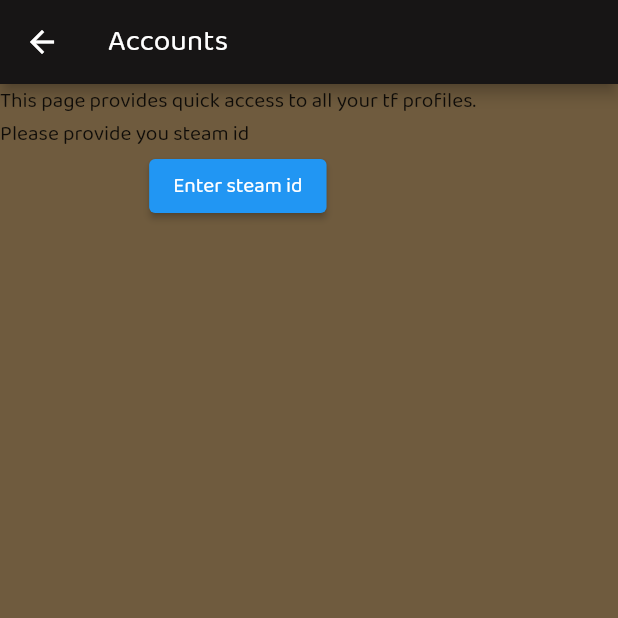
After one commit to ksyko/sandvich, a Flutter app: the screen it shows after launch, after a tap on "Accounts", on a phone screen of 412 x 824 dp, the top half of it. The commit adds this screen. Run offline on Flutter 3.47's test engine with Material 2 defaults, Android fonts, the phone set to English and light mode, and no system bars; our stand-ins replace cached_network_image, flutter_widget_from_html_core, hive, share, toast; missing offline and left inert: time_formatter; accounts and stored records are empty; network calls fail.

Commit message:
change theme

```diff
--- a/lib/main.dart
+++ b/lib/main.dart
@@ -1,14 +1,21 @@
 import 'package:flutter/material.dart';
+import 'package:hive/hive.dart';
+import 'package:path_provider/path_provider.dart' as path_provider;
 import 'package:sandvich/page/artwork_page.dart';
 import 'package:sandvich/page/home_page.dart';
 import 'package:sandvich/page/news_page.dart';
+import 'package:sandvich/page/stats_page.dart';
+import 'package:sandvich/page/steam_id_page.dart';
+import 'package:sandvich/page/user_page.dart';
 import 'package:sandvich/page/video_page.dart';
 
-void main() {
+void main() async {
+  WidgetsFlutterBinding.ensureInitialized();
+  final appDocumentDir = await path_provider.getApplicationDocumentsDirectory();
+  Hive.init(appDocumentDir.path);
   runApp(SandvichApp());
 }
 
-//https://coolors.co/644536-b2675e-c4a381-bbd686-eef1bd
 class SandvichApp extends StatelessWidget {
   // This widget is the root of your application.
   @override
@@ -16,9 +23,9 @@ class SandvichApp extends StatelessWidget {
     return new MaterialApp(
       title: 'Sandvich',
       theme: ThemeData(
-          primaryColor: Color(0xFF6A8D73),
-          scaffoldBackgroundColor: Color(0xFFE4FFE1),
-          cardColor: Color(0xFFF4FDD9),
+          primaryColor: Color(0xFF171515),
+          scaffoldBackgroundColor: Color(0xFF6f5b3e),
+          cardColor: Color(0xFFc4ae78),
           fontFamily: 'Baloo2'),
       initialRoute: '/',
       routes: {
@@ -26,6 +33,9 @@ class SandvichApp extends StatelessWidget {
         ArtworkApp.route: (context) => ArtworkApp(),
         NewsApp.route: (context) => NewsApp(),
         VideoApp.route: (context) => VideoApp(),
+        StatsApp.route: (context) => StatsApp(),
+        UserApp.route: (context) => UserApp(),
+        SteamIdApp.route: (context) => SteamIdApp(),
       },
     );
   }
--- /dev/null
+++ b/lib/model/backpack.dart
@@ -0,0 +1,31 @@
+class Backpack {
+  final double backpackValue;
+  final double marketPrice;
+  final String keyCount;
+  final double metalCount;
+  final String usedSlots;
+  final String totalSlots;
+  final double backpackValueUsd;
+
+  Backpack({
+    this.backpackValue,
+    this.marketPrice,
+    this.keyCount,
+    this.metalCount,
+    this.usedSlots,
+    this.totalSlots,
+    this.backpackValueUsd,
+  });
+
+  factory Backpack.fromJson(Map<String, dynamic> json) {
+    return Backpack(
+      backpackValue: json['backpack_value'],
+      marketPrice: json['marketPrice'],
+      keyCount: json['key_count'],
+      metalCount: json['metal_count'],
+      usedSlots: json['used_slots'],
+      totalSlots: json['total_slots'],
+      backpackValueUsd: json['backpack_value_usd'],
+    );
+  }
+}
--- /dev/null
+++ b/lib/model/stats.dart
@@ -0,0 +1,31 @@
+class Stats {
+  final String tfChartsUpdateTimestamp;
+  final String tfPlayers;
+  final String gcStatus;
+  final String mptfKeyPrice;
+  final String scmKeyPrice;
+  final String bptfKeyPrice;
+  final String tfLastUpdate;
+
+  Stats({
+    this.tfChartsUpdateTimestamp,
+    this.tfPlayers,
+    this.gcStatus,
+    this.mptfKeyPrice,
+    this.scmKeyPrice,
+    this.bptfKeyPrice,
+    this.tfLastUpdate,
+  });
+
+  factory Stats.fromJson(Map<String, dynamic> json) {
+    return Stats(
+      tfChartsUpdateTimestamp: json['charts_update_time'].toString(),
+      tfPlayers: json['charts_players'].toString(),
+      gcStatus: json['gc_status'],
+      mptfKeyPrice: json['mptf_key_price'],
+      scmKeyPrice: json['scm_key_price'],
+      bptfKeyPrice: json['bptf_key_price'],
+      tfLastUpdate: json['tf_last_update'].toString(),
+    );
+  }
+}
--- a/lib/page/artwork_page.dart
+++ b/lib/page/artwork_page.dart
@@ -49,8 +49,9 @@ class _ArtworkState extends State<ArtworkApp> {
           builder: (context, snapshot) {
             if (snapshot.hasData)
               return listView(snapshot.data);
-            else if (snapshot.hasError) return ConnectionLost();
-            return CircularProgressIndicator();
+            else if (snapshot.hasError)
+              return StatusIndicator(Status.ConnectionLost);
+            return StatusIndicator(Status.Loading);
           },
         ),
       ),
--- a/lib/page/home_page.dart
+++ b/lib/page/home_page.dart
@@ -1,6 +1,8 @@
 import 'package:flutter/material.dart';
 import 'package:sandvich/page/artwork_page.dart';
 import 'package:sandvich/page/news_page.dart';
+import 'package:sandvich/page/stats_page.dart';
+import 'package:sandvich/page/user_page.dart';
 import 'package:sandvich/page/video_page.dart';
 
 class HomePage extends StatefulWidget {
@@ -18,7 +20,9 @@ class _HomePageState extends State<HomePage>
       ),
       body: GridView.count(
           crossAxisCount: 2,
-          padding: const EdgeInsets.all(16.0),
+          padding: const EdgeInsets.all(8.0),
+          shrinkWrap: true,
+          childAspectRatio: 2,
           children: [
             contentTile(context, ArtworkApp.route, ArtworkApp.title,
                 Icons.brush_rounded),
@@ -26,29 +30,36 @@ class _HomePageState extends State<HomePage>
                 Icons.video_collection_rounded),
             contentTile(context, NewsApp.route, NewsApp.title,
                 Icons.library_books_rounded),
+            contentTile(context, StatsApp.route, StatsApp.title,
+                Icons.bar_chart_rounded),
+            contentTile(context, UserApp.route, UserApp.title, Icons.person),
           ]),
     );
   }
 
-  InkWell contentTile(
+  Card contentTile(
       BuildContext context, String route, String title, IconData icon) {
-    return InkWell(
-      onTap: () => Navigator.pushReplacementNamed(context, route),
-      child: Card(
-        child: Column(
-          mainAxisAlignment: MainAxisAlignment.center,
+    return Card(
+      child: InkWell(
+        onTap: () => Navigator.pushNamed(context, route),
+        child: Row(
+          crossAxisAlignment: CrossAxisAlignment.center,
+          mainAxisAlignment: MainAxisAlignment.start,
           children: [
+            SizedBox(
+              width: 16,
+            ),
             Icon(
               icon,
-              size: 50,
+              size: 36,
             ),
             SizedBox(
-              height: 20,
+              width: 10,
             ),
             Text(
               title,
               style: TextStyle(
-                fontSize: 26,
+                fontSize: 18,
               ),
             ),
           ],
--- /dev/null
+++ b/lib/page/user_page.dart
@@ -0,0 +1,116 @@
+import 'dart:async';
+
+import 'package:flutter/material.dart';
+import 'package:hive/hive.dart';
+import 'package:sandvich/page/steam_id_page.dart';
+import 'package:sandvich/widget/connection_lost.dart';
+import 'package:sandvich/widget/info_card.dart';
+import 'package:url_launcher/url_launcher.dart';
+
+class UserApp extends StatefulWidget {
+  static String route = '/User';
+  static String title = 'Accounts';
+
+  @override
+  State<StatefulWidget> createState() {
+    return _UserState();
+  }
+}
+
+class _UserState extends State<UserApp> {
+  Future<String> steamId;
+
+  @override
+  void initState() {
+    super.initState();
+    steamId = getUserSteamId();
+  }
+
+  @override
+  Widget build(BuildContext context) {
+    return Scaffold(
+      appBar: AppBar(
+        title: Text(UserApp.title),
+      ),
+      body: FutureBuilder<String>(
+        future: steamId,
+        builder: (context, snapshot) {
+          if (snapshot.hasData) {
+            if (snapshot.data.isEmpty) {
+              return Column(
+                children: [
+                  Text(
+                      "This page provides quick access to all your tf profiles."
+                      "\nPlease provide you steam id"),
+                  ElevatedButton(
+                    child: Text("Enter steam id"),
+                    onPressed: () =>
+                        Navigator.pushNamed(context, SteamIdApp.route),
+                  )
+                ],
+              );
+            } else {
+              return links(snapshot.data);
+            }
+          } else if (snapshot.hasError) StatusIndicator(Status.Error);
+          return StatusIndicator(Status.Loading);
+        },
+      ),
+    );
+  }
+}
+
+SingleChildScrollView links(String steamId) {
+  return SingleChildScrollView(
+    child: Column(
+      mainAxisAlignment: MainAxisAlignment.center,
+      crossAxisAlignment: CrossAxisAlignment.center,
+      children: [
+        InfoCard(
+          Icons.backpack_rounded,
+          "backpack",
+          "",
+          () => _launchURL("https://backpack.tf/profiles/$steamId"),
+        ),
+        InfoCard(
+          Icons.add_chart,
+          "logs",
+          "",
+          () => _launchURL("https://logs.tf/profile/$steamId"),
+        ),
+        InfoCard(
+          Icons.stacked_line_chart,
+          "stn",
+          "",
+          () => _launchURL("https://stntrading.eu/profiles/$steamId"),
+        ),
+        InfoCard(
+          Icons.compare_arrows_rounded,
+          "bazaar",
+          "",
+          () => _launchURL("https://bazaar.tf/profiles/$steamId"),
+        ),
+        InfoCard(
+          Icons.web,
+          "steam",
+          "",
+          () => _launchURL("https://steamcommunity.com/profiles/$steamId"),
+        ),
+      ],
+    ),
+  );
+}
+
+Future<String> getUserSteamId() async {
+  var prefsBox = await Hive.openBox('prefs');
+  String steamId = prefsBox.get('steam_id', defaultValue: "");
+  return steamId;
+}
+
+_launchURL(String url) async {
+  if (await canLaunch(url)) {
+    await launch(url);
+  } else {
+    throw 'Could not launch $url';
+  }
+}
--- a/lib/page/video_page.dart
+++ b/lib/page/video_page.dart
@@ -30,7 +30,7 @@ class _VideoState extends State<VideoApp> {
   @override
   Widget build(BuildContext context) {
     return Scaffold(
-      appBar: AppBar(title: Text('Video'), actions: [
+      appBar: AppBar(title: Text(VideoApp.title), actions: [
         IconButton(
             icon: const Icon(Icons.refresh),
             tooltip: 'Refresh',
@@ -46,8 +46,8 @@ class _VideoState extends State<VideoApp> {
           builder: (context, snapshot) {
             if (snapshot.hasData)
               return listView(snapshot.data);
-            else if (snapshot.hasError) return ConnectionLost();
-            return CircularProgressIndicator();
+            else if (snapshot.hasError) StatusIndicator(Status.Error);
+            return StatusIndicator(Status.Loading);
           },
         ),
       ),
--- a/lib/widget/connection_lost.dart
+++ b/lib/widget/connection_lost.dart
@@ -2,22 +2,44 @@ import 'dart:ui';
 
 import 'package:flutter/material.dart';
 
-class ConnectionLost extends StatelessWidget {
+enum Status {
+  ConnectionLost,
+  Loading,
+  Error,
+}
+
+class StatusIndicator extends StatelessWidget {
+  final reason;
+
+  StatusIndicator(this.reason);
+
   @override
   Widget build(BuildContext context) {
+    String image;
+    String message;
+    if (reason == Status.Loading) {
+      image = 'images/archimedes.png';
+      message = 'Loading...';
+    } else if (reason == Status.ConnectionLost) {
+      image = 'images/gibus.png';
+      message = 'Please check your internet connection and refresh the page';
+    } else if (reason == Status.Error) {
+      image = 'images/bread.png';
+      message = 'Something went wrong. Please try again later.';
+    }
     return Center(
       child: Column(
         mainAxisAlignment: MainAxisAlignment.center,
         children: [
           Image.asset(
-            'images/gibus.png',
+            image,
             width: 80,
             height: 80,
           ),
           Padding(
             padding: const EdgeInsets.only(left: 40, right: 40, top: 16),
             child: Text(
-              'Please check your internet connection and refresh the page',
+              message,
               textAlign: TextAlign.center,
             ),
           )
--- a/pubspec.yaml
+++ b/pubspec.yaml
@@ -18,7 +18,10 @@ dependencies:
   url_launcher: ^5.6.0
   share: '>=0.6.5+2 <2.0.0'
   cached_network_image: ^2.3.2+1
-
+  path_provider: ^1.3.0
+  toast: ^0.1.5
+  material_floating_search_bar: ^0.2.4
+  flutter_staggered_grid_view: ^0.3.2
 
 dev_dependencies:
   flutter_test:
```
Also changed, not shown: lib/model/transform.dart (added, +19 -0 lines), lib/page/news_page.dart (+8 -5 lines), lib/page/stats_page.dart (added, +101 -0 lines), lib/page/steam_id_page.dart (added, +90 -0 lines), lib/widget/info_card.dart (added, +55 -0 lines), lib/model/item_search_result.dart (added).
